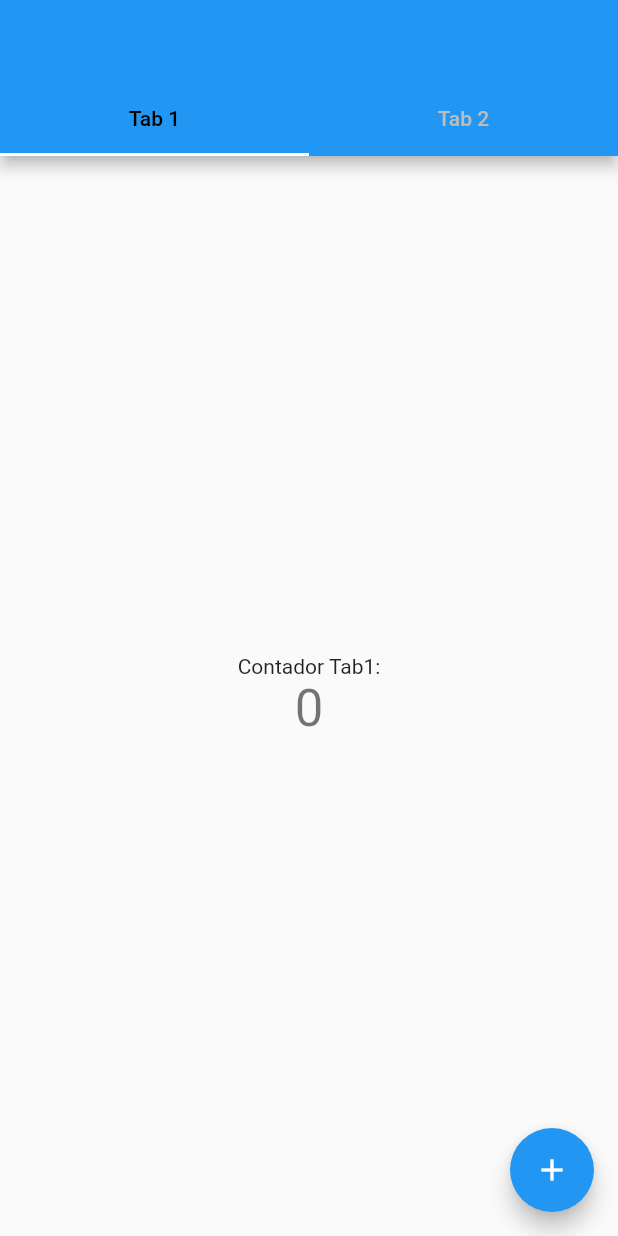
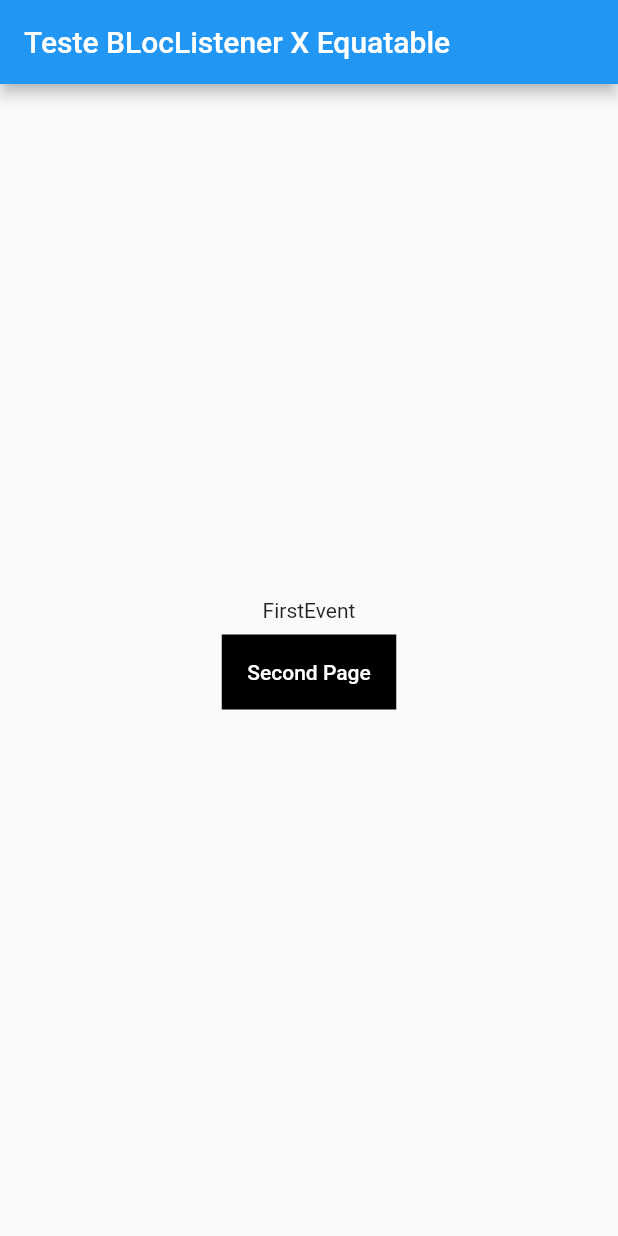
Before and after one commit to MSDbooks/POC_TAB_BLOC, a Flutter app: the screen it shows after launch, on a phone screen of 412 x 824 dp. Run offline on Flutter 3.47's test engine with Material 2 defaults, Android fonts, the phone set to English and light mode, and no system bars; our stand-ins replace equatable, flutter_bloc.

Commit message:
Entendimento do Bloc Listener x Equatable.

```diff
--- a/lib/bloc/defaultState/defaultState.dart
+++ b/lib/bloc/defaultState/defaultState.dart
@@ -1,8 +1,8 @@
 import 'package:equatable/equatable.dart';
 import 'package:meta/meta.dart';
 
-class DefaultState extends Equatable {
-  DefaultState([List props = const []]) : super(props);
+class DefaultState  {
+  DefaultState([List props = const []]);
 
   get applauses => null;
 }
--- /dev/null
+++ b/lib/listenerXEquatable/bloc/blocEventListenreXEquatable.dart
@@ -0,0 +1,25 @@
+
+import 'package:equatable/equatable.dart';
+import 'package:flutter/material.dart';
+import 'package:tabstream/listenerXEquatable/bloc/blocListenerXEquatable.dart';
+
+class BlocEventListenerXEquatable  {
+  BlocEventListenerXEquatable([List props = const []]) ;
+}
+
+class FirstEvent  extends BlocEventListenerXEquatable {
+
+  final BlocListenerXEquatable bloc;
+
+  FirstEvent({@required this.bloc}) : super([bloc]);
+
+  @override
+  String toString() => 'FirstEvent';
+
+}
+
+class AddValueEvent extends BlocEventListenerXEquatable {
+
+  @override
+  String toString() => 'AddValueEvent';
+}
--- /dev/null
+++ b/lib/listenerXEquatable/bloc/blocListenerXEquatable.dart
@@ -0,0 +1,35 @@
+import 'package:flutter_bloc/flutter_bloc.dart';
+
+import 'package:tabstream/bloc/defaultState/defaultState.dart';
+import 'package:tabstream/listenerXEquatable/bloc/blocEventListenreXEquatable.dart';
+import 'package:tabstream/listenerXEquatable/bloc/blocState.dart';
+
+class BlocListenerXEquatable extends Bloc<BlocEventListenerXEquatable, DefaultState> {
+
+
+  @override
+  DefaultState get initialState => Initial();
+
+  @override
+  Stream<DefaultState> mapEventToState(BlocEventListenerXEquatable event) async* {
+
+    switch (event.runtimeType) {
+
+      case FirstEvent:
+        var e = event as FirstEvent;
+        yield FirstEventLoaded(value: 'FirstEvent', bloc: e.bloc);
+        break;
+
+      case AddValueEvent:
+
+       // yield Loading();
+        yield AddValueLoaded(value: 1);
+        break;
+
+
+    }
+
+  }
+
+
+}
--- /dev/null
+++ b/lib/listenerXEquatable/bloc/blocState.dart
@@ -0,0 +1,28 @@
+
+import 'package:flutter/material.dart';
+import 'package:tabstream/bloc/defaultState/defaultState.dart';
+import 'package:tabstream/listenerXEquatable/bloc/blocListenerXEquatable.dart';
+
+class FirstEventLoaded extends DefaultState {
+
+  final String value;
+  final BlocListenerXEquatable bloc;
+
+  FirstEventLoaded({@required this.value, @required this.bloc}) : super([value, bloc]);
+
+  @override
+  String toString() => 'FirstEventLoaded';
+
+}
+
+
+class AddValueLoaded extends DefaultState {
+
+  final int value;
+
+  AddValueLoaded({@required this.value});
+
+  @override
+  String toString() => 'AddValueLoaded';
+
+}
--- /dev/null
+++ b/lib/listenerXEquatable/views/rootPage.dart
@@ -0,0 +1,36 @@
+import 'package:flutter/material.dart';
+import 'package:flutter_bloc/flutter_bloc.dart';
+import 'package:tabstream/listenerXEquatable/bloc/blocEventListenreXEquatable.dart';
+
+import 'package:tabstream/listenerXEquatable/bloc/blocListenerXEquatable.dart';
+import 'package:tabstream/listenerXEquatable/views/rootPageModule.dart';
+
+class RootPage extends StatefulWidget {
+  @override
+  _RootPageState createState() => _RootPageState();
+}
+
+class _RootPageState extends State<RootPage> {
+
+  BlocListenerXEquatable _bloc;
+
+  @override
+  void initState() {
+    // TODO: implement initState
+    super.initState();
+    _bloc = BlocListenerXEquatable();
+  }
+
+  @override
+  Widget build(BuildContext context) {
+    return Scaffold(
+      appBar: AppBar(
+        title: Text('Teste BLocListener X Equatable'),
+      ),
+      body: BlocProvider<BlocListenerXEquatable>(
+        create: (context) => _bloc..add(FirstEvent(bloc: _bloc)),
+        child: RootPageModule(),
+        ),
+    );
+  }
+}
--- /dev/null
+++ b/lib/listenerXEquatable/views/rootPageModule.dart
@@ -0,0 +1,78 @@
+import 'package:flutter/material.dart';
+import 'package:flutter_bloc/flutter_bloc.dart';
+import 'package:tabstream/listenerXEquatable/bloc/blocListenerXEquatable.dart';
+import 'package:tabstream/listenerXEquatable/bloc/blocState.dart';
+import 'package:tabstream/listenerXEquatable/views/secondPage.dart';
+
+import '../../bloc/defaultState/defaultState.dart';
+
+class RootPageModule extends StatefulWidget {
+
+  @override
+  _RootPageModuleState createState() => _RootPageModuleState();
+}
+
+class _RootPageModuleState extends State<RootPageModule> {
+
+  @override
+  Widget build(BuildContext context) {
+    return LayoutBuilder(
+          builder: (context, constraints)  => SafeArea(
+            top: false,
+            bottom: false,
+            child:BlocBuilder<BlocListenerXEquatable, DefaultState>(
+                  bloc: BlocProvider.of<BlocListenerXEquatable>(context),
+                  builder: (BuildContext context, DefaultState state) {
+                    if (state is Initial) {
+                      return Center(
+                        child: CircularProgressIndicator(),
+                      );
+                    }
+                    if (state is Loading) {
+                      return Center(
+                        child: CircularProgressIndicator(),
+                      );
+                    }
+
+                    if(state is FirstEventLoaded) {
+                      return Center(
+                        child: Column(
+                          mainAxisAlignment: MainAxisAlignment.center,
+                          children: <Widget>[
+                            Text(state.value),
+                            Padding(
+                              padding: const EdgeInsets.all(8.0),
+                              child: Container(
+                                color: Colors.black,
+                                padding: EdgeInsets.all(1),
+                                child: FlatButton(
+                                  onPressed: (){
+                                    Navigator.push(context,
+                                      MaterialPageRoute(
+                                        builder: (context) => SecondPage(bloc: state.bloc)
+                                      ),
+                                    );
+                                  },
+                                  child: Text(
+                                    'Second Page',
+                                     style: TextStyle(
+                                      backgroundColor: Colors.black,
+                                      color: Colors.white
+                                     ),
+                                  )),
+                              ),
+                            )
+                          ],
+                        ),
+                      );
+                    }
+
+                    return Center(
+                      child: CircularProgressIndicator(),
+                    );
+                  },
+                ),
+              ),
+          );
+  }
+}
--- a/lib/main.dart
+++ b/lib/main.dart
@@ -1,5 +1,7 @@
 import 'package:flutter/material.dart';
 import 'package:tabstream/home.dart';
+
+import 'listenerXEquatable/views/rootPage.dart';
 
 void main() => runApp(MyApp());
 
@@ -12,7 +14,7 @@ class MyApp extends StatelessWidget {
       theme: ThemeData(
         primarySwatch: Colors.blue,
       ),
-      home: Home(),
+      home: RootPage(),
     );
   }
 }
```
Also changed, not shown: lib/listenerXEquatable/views/secondPage.dart (added, +45 -0 lines), lib/listenerXEquatable/views/thirdPage.dart (added, +73 -0 lines).
